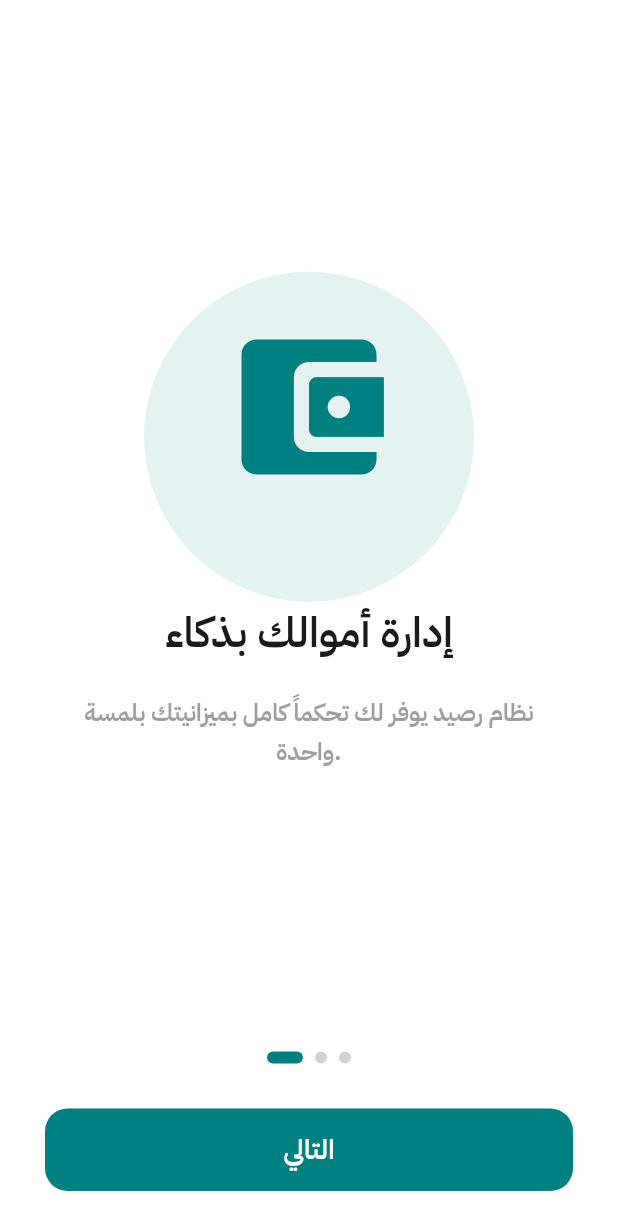
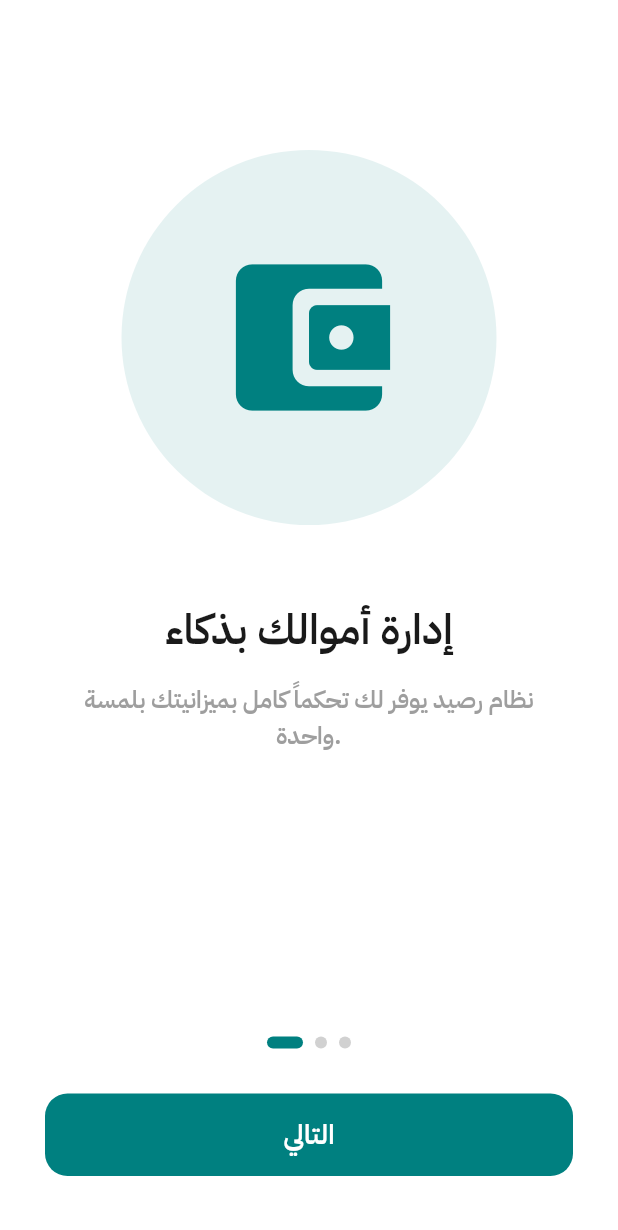
Before and after one commit to skinnyaws-cyber/Raseed-systeam, a Flutter app: the screen it shows after launch, on a phone screen of 412 x 824 dp. Shown: the top 1230 px of the screen. Run offline on Flutter 3.47's test engine with Material 3 defaults, Android fonts, the phone set to English and light mode, and no system bars.

Commit message:
Update onboarding_screen.dart

```diff
--- a/lib/onboarding_screen.dart
+++ b/lib/onboarding_screen.dart
@@ -48,43 +48,39 @@ class _OnboardingScreenState extends State<OnboardingScreen> {
   Widget build(BuildContext context) {
     return Scaffold(
       backgroundColor: Colors.white,
-      body: Stack(
+      body: Column(
         children: [
-          // 1. الدائرة الثابتة في الخلفية (The Stage)
-          Align(
-            alignment: const Alignment(0, -0.4),
+          const SizedBox(height: 100), // مسافة من أعلى الشاشة
+
+          // 1. الدائرة والأيقونة (المسرح) - الآن مدمجان لضمان التوسيط
+          Center(
             child: Container(
-              width: 220,
-              height: 220,
+              width: 250,
+              height: 250,
               decoration: BoxDecoration(
                 color: _pages[_currentPage.round()].color.withOpacity(0.1),
                 shape: BoxShape.circle,
               ),
-            ),
-          ),
-
-          // 2. الأيقونة التي تتشقلب (The Morphing Icon)
-          Align(
-            alignment: const Alignment(0, -0.4),
+              // جعل الأيقونة في منتصف الدائرة تماماً
+              alignment: Alignment.center,
               child: Transform(
                 alignment: Alignment.center,
                 transform: Matrix4.identity()
                   ..setEntry(3, 2, 0.002)
-                ..rotateY(_currentPage * math.pi), // تتشقلب مع كل سحبة
+                  ..rotateY(_currentPage * math.pi), // الشقلبة الـ 3D
                 child: Icon(
                   _pages[_currentPage.round()].icon,
-                size: 120,
+                  size: 130, // حجم الأيقونة مناسب للدائرة
                   color: _pages[_currentPage.round()].color,
                 ),
               ),
             ),
+          ),
 
-          // 3. PageView للنصوص فقط (لتعطي إحساس خفة الحركة)
-          Column(
-            children: [
-              const Spacer(flex: 3),
+          const SizedBox(height: 50), // مسافة ثابتة تحت الدائرة وقبل العنوان
+
+          // 2. الـ PageView للنصوص (العناوين والكلام)
           Expanded(
-                flex: 2,
             child: PageView.builder(
               controller: _pageController,
               itemCount: _pages.length,
@@ -102,11 +98,15 @@ class _OnboardingScreenState extends State<OnboardingScreen> {
                           color: Color(0xFF1A1A1A),
                         ),
                       ),
-                          const SizedBox(height: 20),
+                      const SizedBox(height: 15),
                       Text(
                         _pages[index].subtitle,
                         textAlign: TextAlign.center,
-                            style: const TextStyle(fontSize: 16, color: Colors.grey, height: 1.6),
+                        style: const TextStyle(
+                          fontSize: 16,
+                          color: Colors.grey,
+                          height: 1.5,
+                        ),
                       ),
                     ],
                   ),
@@ -115,9 +115,9 @@ class _OnboardingScreenState extends State<OnboardingScreen> {
             ),
           ),
 
-              // المؤشر والزر
+          // 3. المؤشر والزر (الجزء السفلي)
           Padding(
-                padding: const EdgeInsets.all(30),
+            padding: const EdgeInsets.symmetric(horizontal: 30, vertical: 40),
             child: Column(
               children: [
                 Row(
@@ -158,8 +158,6 @@ class _OnboardingScreenState extends State<OnboardingScreen> {
           ),
         ],
       ),
-        ],
-      ),
     );
   }
 
```
Lines whose indentation alone changed are shown as unchanged.
